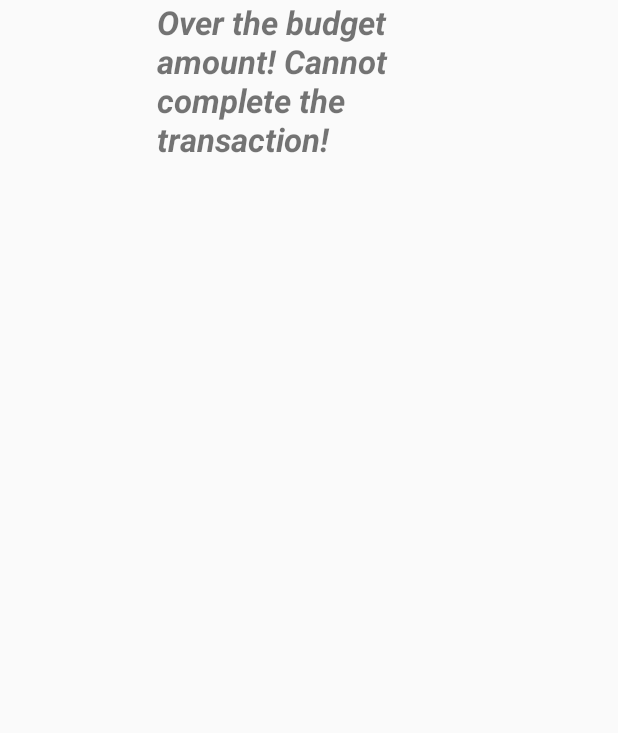
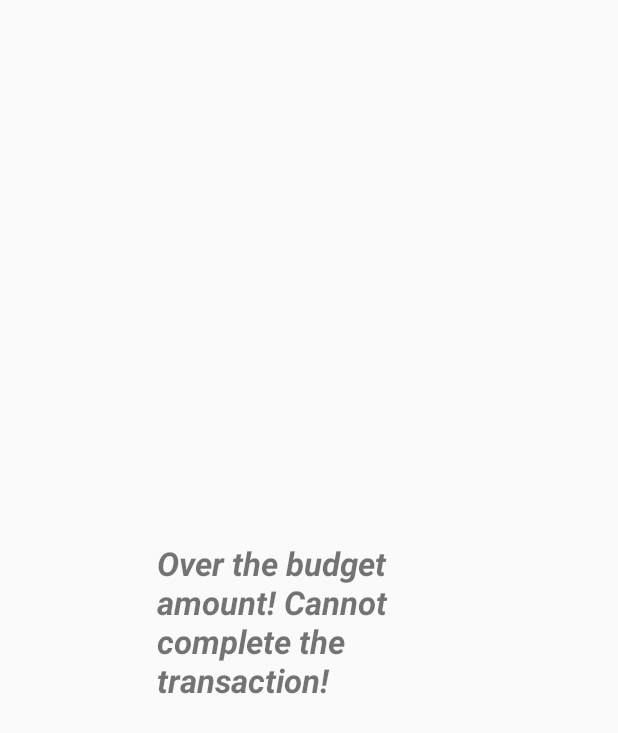
Before and after one commit to Elef1/cmsc436-final, an Android app: the layout below_budget_popup.xml on its own in the app's theme, with its tools: preview values and no code run, on a phone screen of 412 x 824 dp. Shown: the top 733 px of the screen. Run offline under Robolectric (Android 15) with nearby library versions, the light colour scheme and no system bars.

Commit message:
final commit, fixed a couple errors

```diff
--- a/ExpenseTracker/app/src/main/res/layout/below_budget_popup.xml
+++ b/ExpenseTracker/app/src/main/res/layout/below_budget_popup.xml
@@ -13,8 +13,9 @@
         android:text="Over the budget amount! Cannot complete the transaction!"
         android:textSize="22sp"
         android:textStyle="bold|italic"
+        app:layout_constraintBottom_toBottomOf="parent"
         app:layout_constraintEnd_toEndOf="parent"
         app:layout_constraintStart_toStartOf="parent"
-        tools:layout_editor_absoluteY="147dp" />
+        app:layout_constraintTop_toTopOf="parent" />
 
 </androidx.constraintlayout.widget.ConstraintLayout>
--- a/ExpenseTracker/app/src/main/res/layout/warning_popup.xml
+++ b/ExpenseTracker/app/src/main/res/layout/warning_popup.xml
@@ -13,7 +13,8 @@
         android:text="Warning! You're below 25% of your total budget!"
         android:textSize="22sp"
         android:textStyle="bold|italic"
+        app:layout_constraintBottom_toBottomOf="parent"
         app:layout_constraintEnd_toEndOf="parent"
         app:layout_constraintStart_toStartOf="parent"
-        tools:layout_editor_absoluteY="125dp" />
+        app:layout_constraintTop_toTopOf="parent" />
 </androidx.constraintlayout.widget.ConstraintLayout>
```
